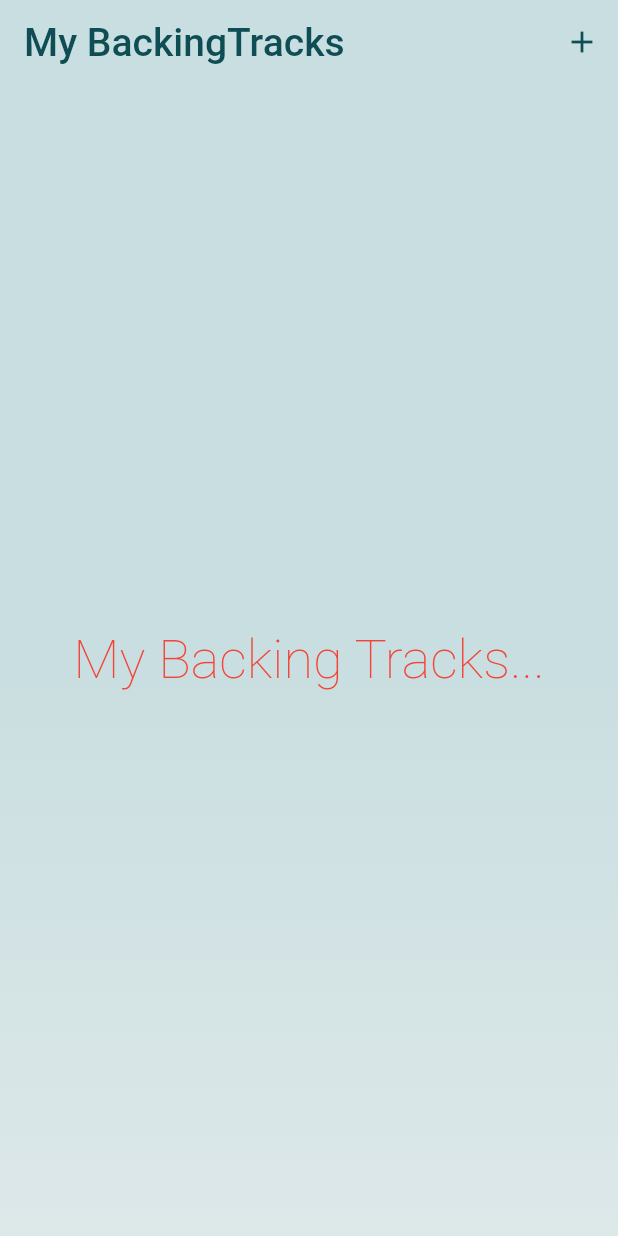
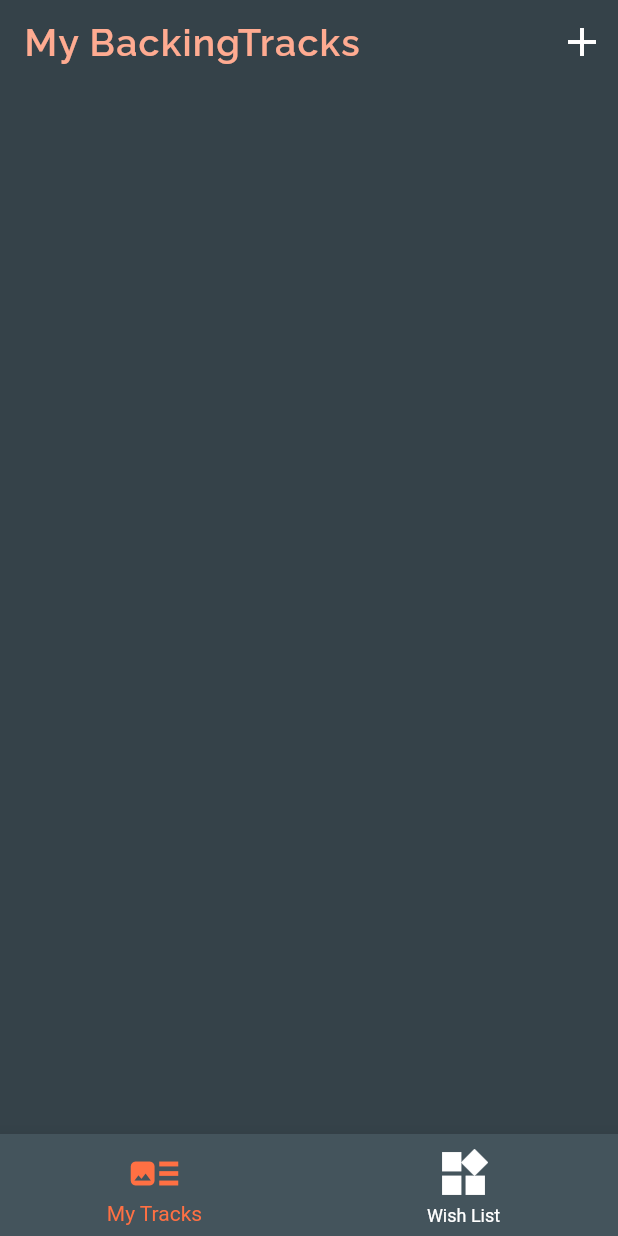
Before and after one commit to gshockv/myBackingTracks, a Flutter app: the screen it shows after launch, after a tap on the "add" icon, on a phone screen of 412 x 824 dp. Run offline on Flutter 3.47's test engine with Material 2 defaults, Android fonts, the phone set to English and light mode, and no system bars; our stand-ins replace google_fonts.

Commit message:
bottom navigation

```diff
--- a/lib/main.dart
+++ b/lib/main.dart
@@ -1,5 +1,5 @@
 import 'package:flutter/material.dart';
-import 'package:mybackingtracks/ui/tracks_list_screen.dart';
+import 'package:mybackingtracks/ui/home_screen.dart';
 
 void main() => runApp(MyApp());
 
@@ -8,10 +8,11 @@ class MyApp extends StatelessWidget {
   Widget build(BuildContext context) {
     return MaterialApp(
       title: 'Flutter Demo',
+      themeMode: ThemeMode.dark,
       theme: ThemeData(
-        primarySwatch: Colors.blue,
+        primarySwatch: Colors.purple,
       ),
-      home: BackingTracksListScreen(),
+      home: HomeScreen(),
     );
   }
 }
--- a/lib/ui/app_colors.dart
+++ b/lib/ui/app_colors.dart
@@ -1,6 +1,7 @@
 class AppColors {
-  static int primaryDarkColor = 0xFFC9DEE0;
-  static int primaryLightColor = 0xFFDDE8E9;
+  static int primaryDarkColor = 0xFF354249;
+  static int primaryLightColor = 0xFF44545C;
 
-  static int appBarPrimaryColor = 0xFF0E4D53;
+  static int appBarPrimaryColor = 0xFFffffff;
+  static int appBarActionColor = 0xFFffffff;
 }
--- /dev/null
+++ b/lib/ui/home_screen.dart
@@ -0,0 +1,101 @@
+import 'package:flutter/material.dart';
+import 'package:google_fonts/google_fonts.dart';
+import 'package:mybackingtracks/ui/app_colors.dart';
+
+class HomeScreen extends StatefulWidget {
+  @override
+  State<StatefulWidget> createState() {
+    return _HomeScreenState();
+  }
+}
+
+class _HomeScreenState extends State<HomeScreen> {
+  int _selectedPageIndex = 0;
+
+  @override
+  Widget build(BuildContext context) {
+    return Scaffold(
+      appBar: _createAppBar(),
+      body: Container(
+        color: Color(AppColors.primaryDarkColor),
+        //decoration: _createGradientWindowBackground(),
+        child: Center(
+          child: Container(),
+        ),
+      ),
+      bottomNavigationBar: _createBottomNavigationBar(),
+    );
+  }
+
+  Widget _createAppBar() {
+    return AppBar(
+      elevation: 0,
+      backgroundColor: Color(AppColors.primaryDarkColor),
+      title: Text(
+        "My BackingTracks",
+        style: GoogleFonts.raleway(
+          fontSize: 25,
+          // fontStyle: FontStyle.italic,
+          //color: Color(AppColors.appBarPrimaryColor),
+          color: Colors.deepOrange[200],
+          fontWeight: FontWeight.w600,
+          letterSpacing: 0.8
+        ),
+      ),
+      actions: <Widget>[
+        IconButton(
+          iconSize: 32,
+          icon: Icon(
+            Icons.add,
+            color: Color(AppColors.appBarActionColor)
+          ),
+          onPressed: () {},
+        )
+      ],
+    );
+  }
+
+  Decoration _createGradientWindowBackground() {
+    return BoxDecoration(
+      gradient: LinearGradient(
+        begin: Alignment.topCenter,
+        end: Alignment.bottomCenter,
+        stops: [0.5, 1.0],
+        colors: [
+          Color(AppColors.primaryDarkColor),
+          Color(AppColors.primaryLightColor)
+        ]
+      )
+    );
+  }
+
+  Widget _createBottomNavigationBar() {
+    return BottomNavigationBar(
+      currentIndex: _selectedPageIndex,
+
+      backgroundColor: Color(AppColors.primaryLightColor),
+      selectedItemColor: Colors.deepOrange[400],
+      unselectedItemColor: Colors.white,
+      iconSize: 38,
+      elevation: 12,
+      items: [
+        BottomNavigationBarItem(
+          icon: Icon(Icons.art_track),
+          title: Text("My Tracks")
+        ),
+        BottomNavigationBarItem(
+          icon: Icon(Icons.widgets),
+          title: Text("Wish List")
+        )
+      ],
+
+      onTap: _onPageSelected,
+    );
+  }
+
+  void _onPageSelected(int index) {
+    setState(() {
+      _selectedPageIndex = index;
+    });
+  }
+}
--- a/lib/ui/tracks_list_screen.dart
+++ /dev/null
@@ -1,65 +0,0 @@
-import 'package:flutter/material.dart';
-import 'package:mybackingtracks/ui/app_colors.dart';
-
-class BackingTracksListScreen extends StatefulWidget {
-  @override
-  State<StatefulWidget> createState() {
-    return _BackingTracksListScreenState();
-  }
-}
-
-class _BackingTracksListScreenState extends State<BackingTracksListScreen> {
-  @override
-  Widget build(BuildContext context) {
-    return Scaffold(
-      appBar: _createAppBar(),
-      body: Container(
-        decoration: _createGradientWindowBackground(),
-        child: Center(
-          child: Text(
-            "My Backing Tracks...",
-            style: TextStyle(fontSize: 36, color: Colors.red, fontWeight: FontWeight.w200),
-          ),
-        ),
-      ),
-    );
-  }
-
-  Widget _createAppBar() {
-    return AppBar(
-      elevation: 0,
-      backgroundColor: Color(AppColors.primaryDarkColor),
-      title: Text(
-        "My BackingTracks",
-        style: TextStyle(
-          color: Color(AppColors.appBarPrimaryColor),
-          fontWeight: FontWeight.w500,
-          fontSize: 26
-        ),
-      ),
-      actions: <Widget>[
-        IconButton(
-          icon: Icon(
-            Icons.add,
-            color: Color(AppColors.appBarPrimaryColor)
-          ),
-          onPressed: () {},
-        )
-      ],
-    );
-  }
-
-  Decoration _createGradientWindowBackground() {
-    return BoxDecoration(
-      gradient: LinearGradient(
-        begin: Alignment.topCenter,
-        end: Alignment.bottomCenter,
-        stops: [0.5, 1.0],
-        colors: [
-          Color(AppColors.primaryDarkColor),
-          Color(AppColors.primaryLightColor)
-        ]
-      )
-    );
-  }
-}
```
Also changed, not shown: pubspec.yaml (+2 -13 lines), pubspec.lock, 6 other files.
